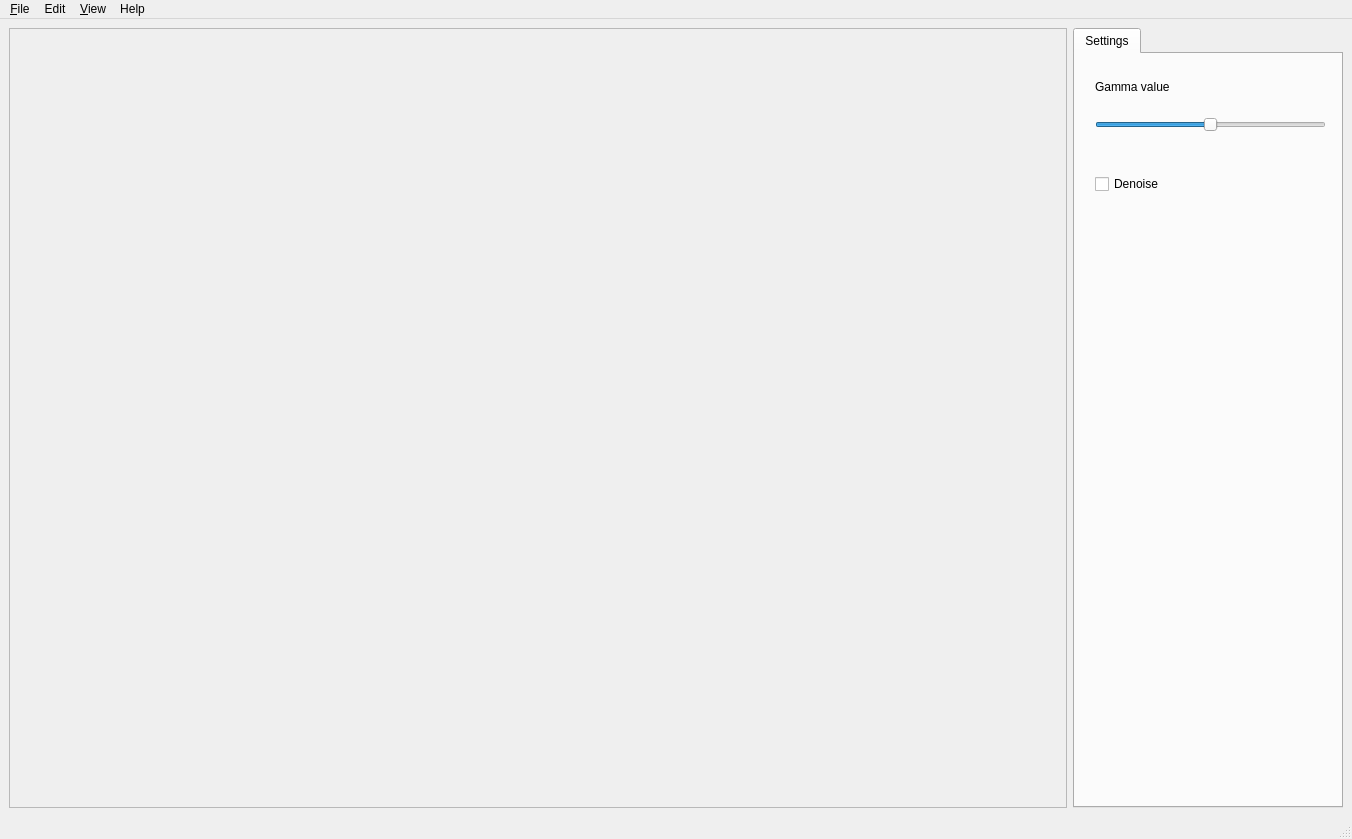
Above: devertexwahn/okapi/ui/main_window.ui from Vertexwahn/OkapiRT before the change. Below: the same form after it.
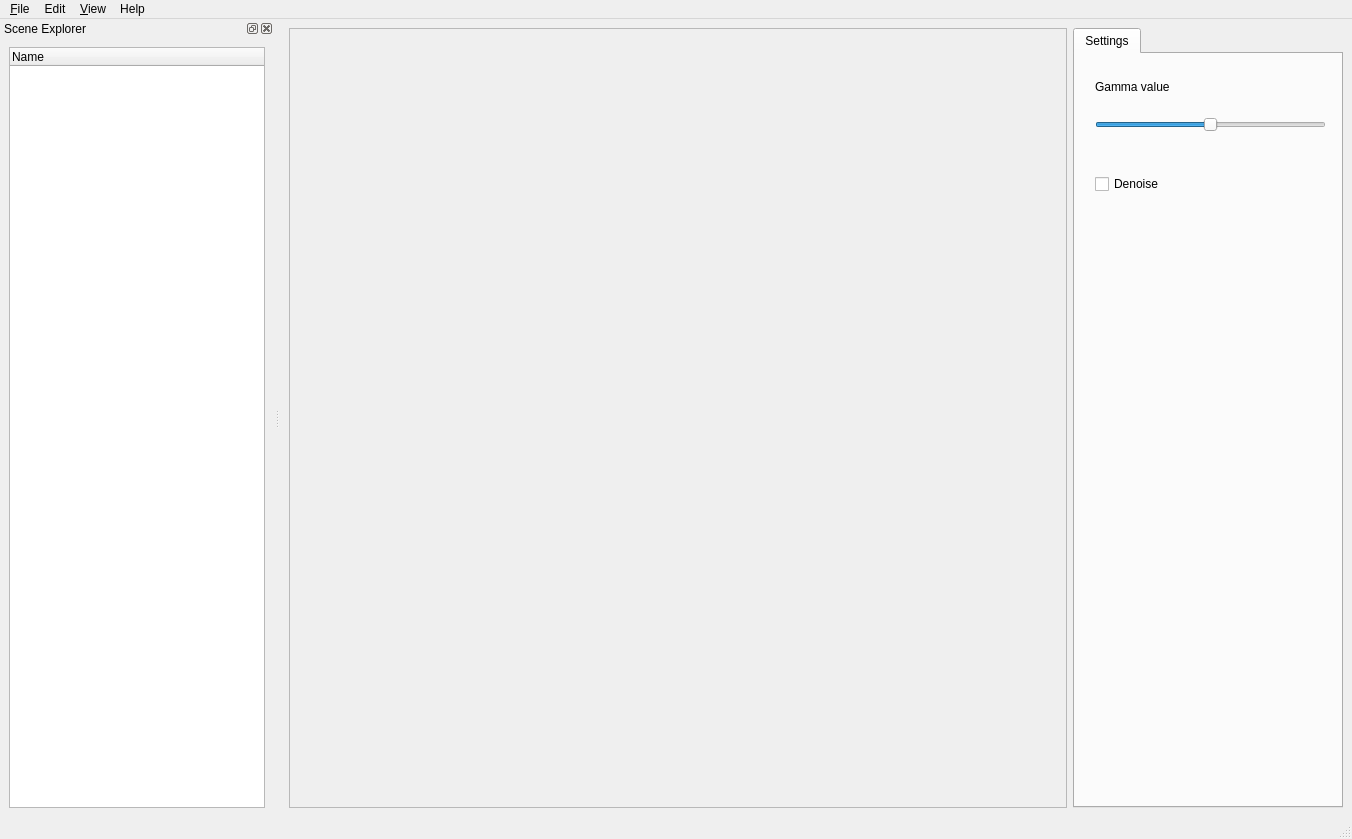
That is the form after the change. Icons and pictures are not drawn.

Patch:
```diff
--- a/devertexwahn/okapi/ui/main_window.ui
+++ b/devertexwahn/okapi/ui/main_window.ui
@@ -29,7 +29,7 @@
         <rect>
          <x>0</x>
          <y>0</y>
-         <width>1056</width>
+         <width>778</width>
          <height>776</height>
         </rect>
        </property>
@@ -159,6 +159,48 @@
    <addaction name="menuHelp"/>
   </widget>
   <widget class="QStatusBar" name="statusbar"/>
+  <widget class="QDockWidget" name="dockWidgetSceneExplorer">
+   <property name="floating">
+    <bool>false</bool>
+   </property>
+   <property name="windowTitle">
+    <string>Scene Explorer</string>
+   </property>
+   <attribute name="dockWidgetArea">
+    <number>1</number>
+   </attribute>
+   <widget class="QWidget" name="dockWidgetContents">
+    <layout class="QVBoxLayout" name="verticalLayout">
+     <item>
+      <widget class="QTreeWidget" name="tree_widget_scene_explorer">
+       <property name="alternatingRowColors">
+        <bool>true</bool>
+       </property>
+       <property name="selectionMode">
+        <enum>QAbstractItemView::ExtendedSelection</enum>
+       </property>
+       <property name="uniformRowHeights">
+        <bool>true</bool>
+       </property>
+       <property name="allColumnsShowFocus">
+        <bool>true</bool>
+       </property>
+       <property name="columnCount">
+        <number>1</number>
+       </property>
+       <attribute name="headerVisible">
+        <bool>true</bool>
+       </attribute>
+       <column>
+        <property name="text">
+         <string>Name</string>
+        </property>
+       </column>
+      </widget>
+     </item>
+    </layout>
+   </widget>
+  </widget>
   <action name="actionExit">
    <property name="text">
     <string>Exit</string>
```
Left out of the diff: 34 changed lines with no effect on the pictures.
